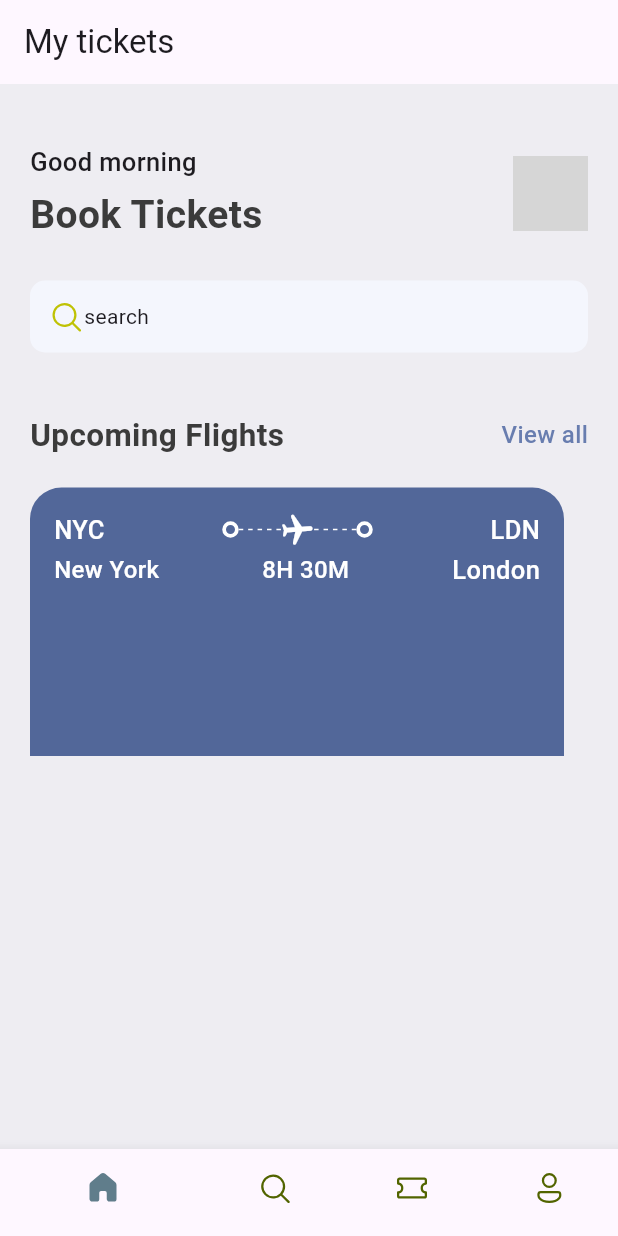
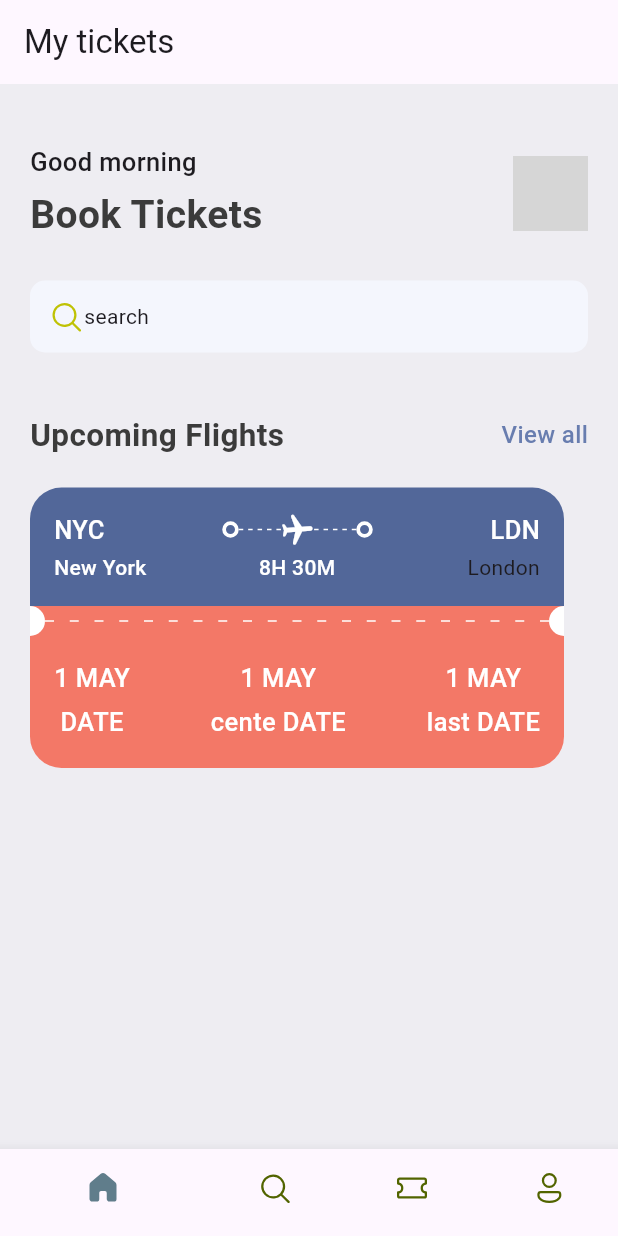
Before and after one commit to shaheen17cdm/ticket_app, a Flutter app: the screen it shows after launch, on a phone screen of 412 x 824 dp. Run offline on Flutter 3.47's test engine with Material 3 defaults, Android fonts, the phone set to English and light mode, and no system bars; our stand-ins replace fluentui_icons; grey boxes are pictures that could not be loaded.

Commit message:
text styles

```diff
--- a/lib/base/res/styles/app_styles.dart
+++ b/lib/base/res/styles/app_styles.dart
@@ -7,6 +7,7 @@ class AppStyles {
   static Color bgColor = const Color(0xffEEEDF2);
   static Color textColor = const Color(0xff3b3b3b);
   static Color ticketBlue = const Color(0xff526799);
+  static Color ticketOrange = const Color(0xffF37867);
   static TextStyle textStyle = TextStyle(
     fontSize: 16,
     fontWeight: FontWeight.w500,
@@ -27,4 +28,8 @@ class AppStyles {
     fontSize: 17,
     fontWeight: FontWeight.w500,
   );
+  static TextStyle headLineStyle4 = const TextStyle(
+    fontSize: 14,
+    fontWeight: FontWeight.w500,
+  );
 }
--- /dev/null
+++ b/lib/base/widgets/app_column_text_layout.dart
@@ -0,0 +1,10 @@
+import 'package:flutter/material.dart';
+
+class AppColumnTextLayout extends StatelessWidget {
+  const AppColumnTextLayout({super.key});
+
+  @override
+  Widget build(BuildContext context) {
+    return const Placeholder();
+  }
+}
--- a/lib/base/widgets/app_layoutbuilder_widget.dart
+++ b/lib/base/widgets/app_layoutbuilder_widget.dart
@@ -2,8 +2,9 @@ import 'package:flutter/material.dart';
 
 class AppLayoutbuilderWidget extends StatelessWidget {
   final int randomDivider;
+  final double width;
 
-  const AppLayoutbuilderWidget({super.key, required this.randomDivider});
+  const AppLayoutbuilderWidget({super.key, required this.randomDivider, this.width=3});
 
   @override
   Widget build(BuildContext context) {
@@ -12,10 +13,10 @@ class AppLayoutbuilderWidget extends StatelessWidget {
       return Flex(mainAxisAlignment: MainAxisAlignment.spaceBetween,
         direction: Axis.horizontal,
       children:
-        List.generate((constraints.constrainWidth()/randomDivider).floor(), (index) => const SizedBox(
-          width: 3,
+        List.generate((constraints.constrainWidth()/randomDivider).floor(), (index) => SizedBox(
+          width: width,
           height: 1,
-          child: DecoratedBox(decoration: BoxDecoration(color: Colors.white)),
+          child: const DecoratedBox(decoration: BoxDecoration(color: Colors.white)),
         ))
       );
     });
--- /dev/null
+++ b/lib/base/widgets/big_circle.dart
@@ -0,0 +1,24 @@
+import 'package:flutter/material.dart';
+
+class BigCircle extends StatelessWidget {
+  final bool isRight;
+  const BigCircle({super.key, required this.isRight});
+
+  @override
+  Widget build(BuildContext context) {
+    return SizedBox(
+                     height: 20,
+                     width: 10,
+                     child: DecoratedBox(decoration: BoxDecoration(
+                      color: Colors.white,
+                      borderRadius: isRight == true? const BorderRadius.only(
+                        topLeft: Radius.circular(10),
+                        bottomLeft: Radius.circular(10)
+                      ): const BorderRadius.only(
+                        topRight: Radius.circular(10),
+                        bottomRight: Radius.circular(10),
+                      )
+                     )),
+                  );
+  }
+}
--- a/lib/base/widgets/big_dot.dart
+++ b/lib/base/widgets/big_dot.dart
@@ -6,7 +6,7 @@ class BigDot extends StatelessWidget {
   @override
   Widget build(BuildContext context) {
     return Container(
-      padding: EdgeInsets.all(3),
+      padding: const EdgeInsets.all(3),
       decoration: BoxDecoration(
         border: Border.all(width: 2.5,color: Colors.white),
         borderRadius: BorderRadius.circular(20),
--- /dev/null
+++ b/lib/base/widgets/text_style_fourth.dart
@@ -0,0 +1,16 @@
+import 'package:flutter/material.dart';
+import 'package:ticket_app/base/res/styles/app_styles.dart';
+
+class TextStyleFourth extends StatelessWidget {
+  final String text;
+  final TextAlign align;
+  const TextStyleFourth({super.key, required this.text, this.align = TextAlign.start});
+
+  @override
+  Widget build(BuildContext context) {
+    return Text(
+      text,
+      style: AppStyles.headLineStyle4.copyWith(color: Colors.white),
+    );
+  }
+}
--- /dev/null
+++ b/lib/base/widgets/text_style_third.dart
@@ -0,0 +1,15 @@
+import 'package:flutter/material.dart';
+import 'package:ticket_app/base/res/styles/app_styles.dart';
+
+class TextStyleThird extends StatelessWidget {
+  final String text;
+  const TextStyleThird({super.key, required this.text});
+
+  @override
+  Widget build(BuildContext context) {
+    return Text(
+      text,
+      style: AppStyles.headLineStyle3.copyWith(color: Colors.white),
+    );
+  }
+}
--- a/lib/base/widgets/ticket_view.dart
+++ b/lib/base/widgets/ticket_view.dart
@@ -1,7 +1,10 @@
 import 'package:flutter/material.dart';
 import 'package:ticket_app/base/res/styles/app_styles.dart';
 import 'package:ticket_app/base/widgets/app_layoutbuilder_widget.dart';
+import 'package:ticket_app/base/widgets/big_circle.dart';
 import 'package:ticket_app/base/widgets/big_dot.dart';
+import 'package:ticket_app/base/widgets/text_style_fourth.dart';
+import 'package:ticket_app/base/widgets/text_style_third.dart';
 
 class TicketView extends StatelessWidget {
   const TicketView({super.key});
@@ -10,57 +13,170 @@ class TicketView extends StatelessWidget {
   Widget build(BuildContext context) {
     final size = MediaQuery.of(context).size;
     return SizedBox(
-      width: size.width+0.85,
-      height: 179,
+      width: size.width + 0.85,
+      height: 189,
       child: Container(
         margin: const EdgeInsets.only(right: 16),
+        child: Column(
+          children: [
+            //blue part of the ticket
+            Container(
               padding: const EdgeInsets.all(16),
+              decoration: BoxDecoration(
+                  color: AppStyles.ticketBlue,
+                  borderRadius: const BorderRadius.only(
+                      topLeft: Radius.circular(21),
+                      topRight: Radius.circular(21))),
               // color: Colors.red,
               child: Column(
                 children: [
                   //show departure and destination with icons first line
                   Row(
                     children: [
-                Text('NYC',style: AppStyles.headLineStyle3.copyWith(color: Colors.white),),
+                      const TextStyleThird(text: 'NYC',),
                       Expanded(child: Container()),
                       const BigDot(),
-                Expanded(child: Stack(children: [
+                      Expanded(
+                          child: Stack(
+                        children: [
                           const SizedBox(
                             height: 24,
                             child: AppLayoutbuilderWidget(randomDivider: 6),
                           ),
                           Center(
-                    child: Transform.rotate(angle: 1.5,
-                    child: const Icon(Icons.local_airport_rounded,color: Colors.white,)),
+                            child: Transform.rotate(
+                                angle: 1.5,
+                                child: const Icon(
+                                  Icons.local_airport_rounded,
+                                  color: Colors.white,
+                                )),
                           )
-                ],)),
+                        ],
+                      )),
                       const BigDot(),
                       Expanded(child: Container()),
-                Text('LDN',style: AppStyles.headLineStyle3.copyWith(color: Colors.white),)
+                      const TextStyleThird(text: 'LDN'),
                     ],
-
-
                   ),
-            SizedBox(height: 3,),
-
+                  const SizedBox(
+                    height: 3,
+                  ),
 
                   //show departure and destination name with time
                   Row(
                     children: [
-                Text('New York',style: AppStyles.textStyle.copyWith(color: Colors.white),),
+                      const SizedBox(
+                        width: 100,
+                        child: TextStyleFourth(text: 'New York')
+                      ),
                       Expanded(child: Container()),
-                Center(child: Text('8H 30M',style: AppStyles.textStyle.copyWith(color: Colors.white),),),
+                      const Center(
+                        child: TextStyleFourth(text: '8H 30M')
+                      ),
                       Expanded(child: Container()),
-                Text('London',style: AppStyles.headLineStyle3.copyWith(color: Colors.white),)
+                      const SizedBox(
+                        width: 100,
+                        child:Text('London',textAlign: TextAlign.end,),
+                      )
+                    ],
+                  ),
+                ],
+              ),
+            ),
+
+            //circles and dots
+            Container(
+              color: AppStyles.ticketOrange,
+              child: const Row(
+                children: [
+                  BigCircle(
+                    isRight: false,
+                  ),
+                  Expanded(
+                      child: AppLayoutbuilderWidget(
+                    randomDivider: 16,
+                    width: 6,
+                  )),
+                  BigCircle(
+                    isRight: true,
+                  ),
+                ],
+              ),
+            ),
+
+            //red part of the ticket
+            Container(
+              padding: const EdgeInsets.all(16),
+              decoration: BoxDecoration(
+                  color: AppStyles.ticketOrange,
+                  borderRadius: const BorderRadius.only(
+                      bottomLeft: Radius.circular(21),
+                      bottomRight: Radius.circular(21))),
+              // color: Colors.red,
+              child: const Column(
+                children: [
+                  //show departure and destination with icons first line
+                  Row(mainAxisAlignment: MainAxisAlignment.spaceBetween,
+                    children: [
+                      Column(
+                        mainAxisAlignment: MainAxisAlignment.start,
+                        children: [
+                          TextStyleThird(text: '1 MAY'),
+                          SizedBox(height: 5,),
+                          TextStyleThird(text: 'DATE'),
+                        ],
+                      ),
+                      Column(
+                        mainAxisAlignment: MainAxisAlignment.center,
+                        children: [
+                          TextStyleThird(text: '1 MAY'),
+                          SizedBox(height: 5,),
+                          TextStyleThird(text: 'cente DATE'),
+                        ],
+                      ),
+                      Column(
+                        mainAxisAlignment: MainAxisAlignment.end,
+                        children: [
+                          TextStyleThird(text: '1 MAY'),
+                          SizedBox(height: 5,),
+                          TextStyleThird(text: 'last DATE'),
                         ],
                       ),
 
+                    ],
+                  ),
+                  SizedBox(
+                    height: 3,
+                  ),
 
-
-          ],        ),
-        decoration: BoxDecoration(
-          color: AppStyles.ticketBlue,
-          borderRadius: const BorderRadius.only(topLeft: Radius.circular(21), topRight: Radius.circular(21))
+                  //show departure and destination name with time
+                 /* Row(
+                    children: [
+                      Text(
+                        'Date',
+                        style:
+                            AppStyles.textStyle.copyWith(color: Colors.white),
+                      ),
+                      Expanded(child: Container()),
+                      Center(
+                        child: Text(
+                          'Departure Time',
+                          style:
+                              AppStyles.textStyle.copyWith(color: Colors.white),
+                        ),
+                      ),
+                      Expanded(child: Container()),
+                      Text(
+                        'Number',
+                        style: AppStyles.headLineStyle3
+                            .copyWith(color: Colors.white),
+                      )
+                    ],
+                  ),*/
+                ],
+              ),
+            ),
+          ],
         ),
       ),
     );
--- a/lib/screens/home_screen.dart
+++ b/lib/screens/home_screen.dart
@@ -69,7 +69,7 @@ class HomeScreen extends StatelessWidget {
                 ),
                 const AppDoubleText(
                     bigText: 'Upcoming Flights', smallText: 'View all'),
-                    SizedBox(height: 20,),
+                    const SizedBox(height: 20,),
                     const TicketView(),
               ],
             ),
```
Lines whose indentation alone changed are shown as unchanged.
